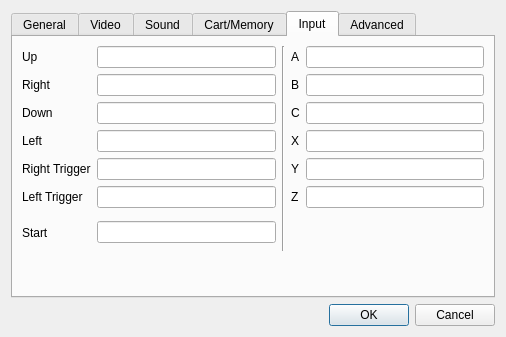
Qt form yabause/src/qt/ui/UISettings.ui (KitoHo/yabause) before a commit.
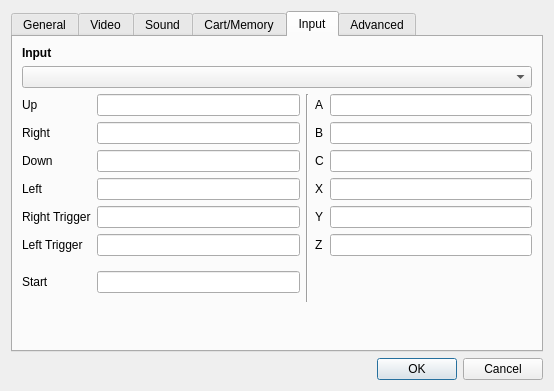
The same form after that commit. The open tabs and pages were chosen to show the change.

Commit message: Introduce CommonDialogs namespace witch give a central place for requesting something to user. Introduce a new percore : PerQt. Witch is a new portable keyboard input based on Qt.

Diff of the .ui file:
```diff
--- a/yabause/src/qt/ui/UISettings.ui
+++ b/yabause/src/qt/ui/UISettings.ui
@@ -5,8 +5,8 @@
    <rect>
     <x>0</x>
     <y>0</y>
-    <width>506</width>
-    <height>337</height>
+    <width>554</width>
+    <height>391</height>
    </rect>
   </property>
   <property name="windowTitle" >
@@ -365,196 +365,215 @@
        <string>Input</string>
       </attribute>
       <layout class="QGridLayout" >
-       <item row="0" column="0" >
+       <item row="0" column="0" colspan="6" >
+        <widget class="QLabel" name="lInput" >
+         <property name="font" >
+          <font>
+           <weight>75</weight>
+           <bold>true</bold>
+          </font>
+         </property>
+         <property name="text" >
+          <string>Input</string>
+         </property>
+         <property name="textFormat" >
+          <enum>Qt::PlainText</enum>
+         </property>
+        </widget>
+       </item>
+       <item row="1" column="0" colspan="6" >
+        <widget class="QComboBox" name="cbInput" />
+       </item>
+       <item row="2" column="0" >
         <widget class="QLabel" name="lUp" >
          <property name="text" >
           <string>Up</string>
          </property>
         </widget>
        </item>
-       <item row="0" column="1" >
+       <item row="2" column="1" >
         <widget class="QLineEdit" name="leUp" >
          <property name="statusTip" >
           <string>Up</string>
          </property>
         </widget>
        </item>
-       <item rowspan="7" row="0" column="2" >
-        <widget class="Line" name="lInput" >
+       <item rowspan="7" row="2" column="2" >
+        <widget class="Line" name="lVInput" >
          <property name="orientation" >
           <enum>Qt::Vertical</enum>
          </property>
         </widget>
        </item>
-       <item row="0" column="3" >
+       <item row="2" column="3" colspan="2" >
         <widget class="QLabel" name="lA" >
          <property name="text" >
           <string>A</string>
          </property>
         </widget>
        </item>
-       <item row="0" column="4" >
+       <item row="2" column="5" >
         <widget class="QLineEdit" name="leA" >
          <property name="statusTip" >
           <string>A</string>
          </property>
         </widget>
        </item>
-       <item row="1" column="0" >
+       <item row="3" column="0" >
         <widget class="QLabel" name="lRight" >
          <property name="text" >
           <string>Right</string>
          </property>
         </widget>
        </item>
-       <item row="1" column="1" >
+       <item row="3" column="1" >
         <widget class="QLineEdit" name="leRight" >
          <property name="statusTip" >
           <string>Right</string>
          </property>
         </widget>
        </item>
-       <item row="1" column="3" >
+       <item row="3" column="3" colspan="2" >
         <widget class="QLabel" name="lB" >
          <property name="text" >
           <string>B</string>
          </property>
         </widget>
        </item>
-       <item row="1" column="4" >
+       <item row="3" column="5" >
         <widget class="QLineEdit" name="leB" >
          <property name="statusTip" >
           <string>B</string>
          </property>
         </widget>
        </item>
-       <item row="2" column="0" >
+       <item row="4" column="0" >
         <widget class="QLabel" name="lDown" >
          <property name="text" >
           <string>Down</string>
          </property>
         </widget>
        </item>
-       <item row="2" column="1" >
+       <item row="4" column="1" >
         <widget class="QLineEdit" name="leDown" >
          <property name="statusTip" >
           <string>Down</string>
          </property>
         </widget>
        </item>
-       <item row="2" column="3" >
+       <item row="4" column="3" colspan="2" >
         <widget class="QLabel" name="lC" >
          <property name="text" >
           <string>C</string>
          </property>
         </widget>
        </item>
-       <item row="2" column="4" >
+       <item row="4" column="5" >
         <widget class="QLineEdit" name="leC" >
          <property name="statusTip" >
           <string>C</string>
          </property>
         </widget>
        </item>
-       <item row="3" column="0" >
+       <item row="5" column="0" >
         <widget class="QLabel" name="lLeft" >
          <property name="text" >
           <string>Left</string>
          </property>
         </widget>
        </item>
-       <item row="3" column="1" >
+       <item row="5" column="1" >
         <widget class="QLineEdit" name="leLeft" >
          <property name="statusTip" >
           <string>Left</string>
          </property>
         </widget>
        </item>
-       <item row="3" column="3" >
+       <item row="5" column="3" colspan="2" >
         <widget class="QLabel" name="lX" >
          <property name="text" >
           <string>X</string>
          </property>
         </widget>
        </item>
-       <item row="3" column="4" >
+       <item row="5" column="5" >
         <widget class="QLineEdit" name="leX" >
          <property name="statusTip" >
           <string>X</string>
          </property>
         </widget>
        </item>
-       <item row="4" column="0" >
+       <item row="6" column="0" >
         <widget class="QLabel" name="lRightTrigger" >
          <property name="text" >
           <string>Right Trigger</string>
          </property>
         </widget>
        </item>
-       <item row="4" column="1" >
+       <item row="6" column="1" >
         <widget class="QLineEdit" name="leRightTrigger" >
          <property name="statusTip" >
           <string>Right trigger</string>
          </property>
         </widget>
        </item>
-       <item row="4" column="3" >
+       <item row="6" column="3" colspan="2" >
         <widget class="QLabel" name="lY" >
          <property name="text" >
           <string>Y</string>
          </property>
         </widget>
        </item>
-       <item row="4" column="4" >
+       <item row="6" column="5" >
         <widget class="QLineEdit" name="leY" >
          <property name="statusTip" >
           <string>Y</string>
          </property>
         </widget>
        </item>
-       <item row="5" column="0" >
+       <item row="7" column="0" >
         <widget class="QLabel" name="lLeftTrigger" >
          <property name="text" >
           <string>Left Trigger</string>
          </property>
         </widget>
        </item>
-       <item row="5" column="1" >
+       <item row="7" column="1" >
         <widget class="QLineEdit" name="leLeftTrigger" >
          <property name="statusTip" >
           <string>Left trigger</string>
          </property>
         </widget>
        </item>
-       <item row="5" column="3" >
+       <item row="7" column="3" colspan="2" >
         <widget class="QLabel" name="lZ" >
          <property name="text" >
           <string>Z</string>
          </property>
         </widget>
        </item>
-       <item row="5" column="4" >
+       <item row="7" column="5" >
         <widget class="QLineEdit" name="leZ" >
          <property name="statusTip" >
           <string>Z</string>
          </property>
         </widget>
        </item>
-       <item row="6" column="0" >
+       <item row="8" column="0" >
         <widget class="QLabel" name="lStart" >
          <property name="text" >
           <string>Start</string>
          </property>
         </widget>
        </item>
-       <item row="6" column="1" >
+       <item row="8" column="1" >
         <widget class="QLineEdit" name="leStart" >
          <property name="statusTip" >
           <string>Start</string>
          </property>
         </widget>
        </item>
-       <item row="6" column="3" colspan="2" >
+       <item row="8" column="4" colspan="2" >
         <spacer>
          <property name="orientation" >
           <enum>Qt::Vertical</enum>
@@ -567,15 +586,15 @@
          </property>
         </spacer>
        </item>
-       <item row="7" column="0" colspan="5" >
+       <item row="9" column="0" colspan="6" >
         <spacer>
          <property name="orientation" >
           <enum>Qt::Vertical</enum>
          </property>
          <property name="sizeHint" >
           <size>
-           <width>20</width>
-           <height>2</height>
+           <width>478</width>
+           <height>16</height>
           </size>
          </property>
         </spacer>
```
The commit also changes 8 other files.
